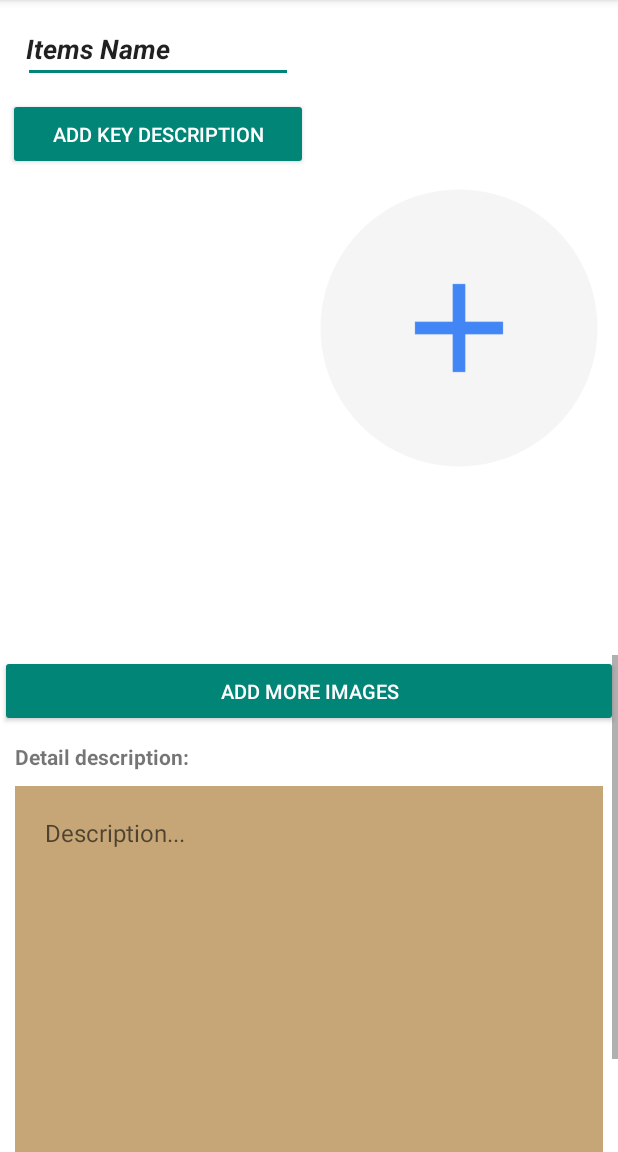
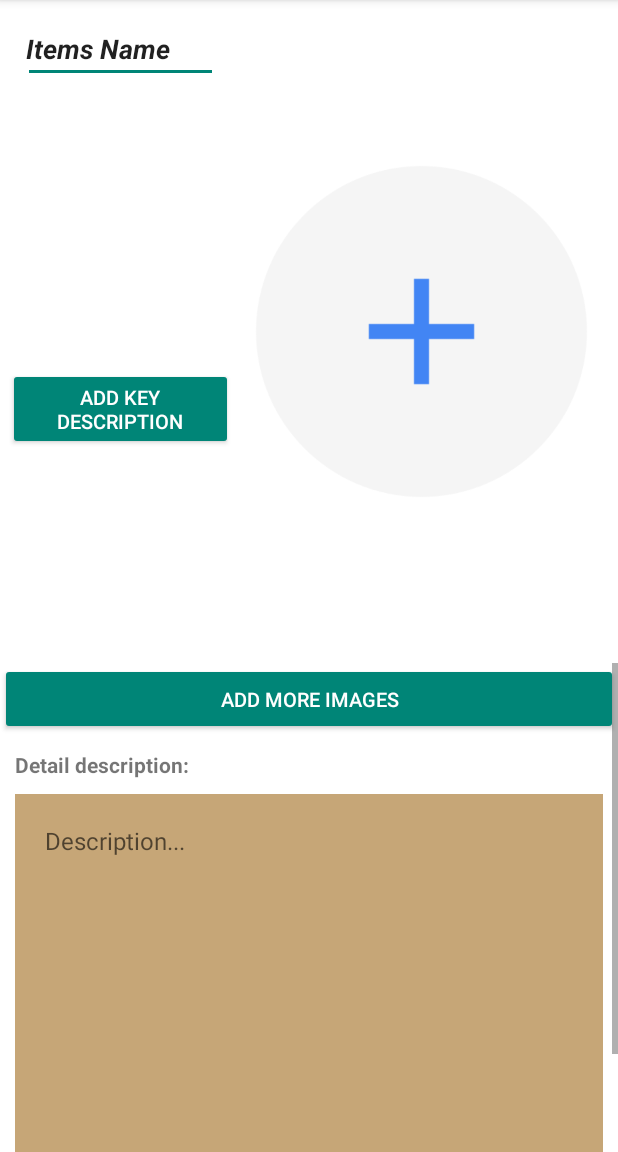
Before and after one commit to chewenkai/NFC-inventory, an Android app: the fragment ItemDetailFrag shown on its own in the app's theme, on a phone screen of 412 x 824 dp, the part 84-1236 px from its top. Run offline under Robolectric (Android 15) with nearby library versions, the phone set to English and light mode, and no system bars; our stand-ins replace Picasso; libraries missing offline, so code that uses them is left out: at.markushi.ui, com.nbsp.materialfilepicker, org.greenrobot.greendao; plain views replace CircleButton.

Commit message:
fix some bugs: # 40,41,42

```diff
--- a/app/src/main/java/com/kevin/rfidmanager/Activity/LoginActivity.java
+++ b/app/src/main/java/com/kevin/rfidmanager/Activity/LoginActivity.java
@@ -79,6 +79,7 @@ public class LoginActivity extends AppCompatActivity {
                 // The button is clicked.
                 if (IS_DEBUGING) {
                     startActivity(new Intent(LoginActivity.this, MainActivity.class));
+                    finish();
                 }
                 mUserNameStr = mPersonEdit.getText().toString();
                 if (StringUtil.isEmpty(mUserNameStr)) {
@@ -100,6 +101,7 @@ public class LoginActivity extends AppCompatActivity {
                     if (mPwdStr.equals(user.getPassWord())){
                         ((MyApplication) getApplication()).setUserName(user.getUserName());
                         startActivity(new Intent(LoginActivity.this, MainActivity.class));
+                        finish();
                     }else{
                         Snackbar.make(v, R.string.login_fail, Snackbar.LENGTH_LONG).show();
                     }
--- a/app/src/main/java/com/kevin/rfidmanager/Activity/MainActivity.java
+++ b/app/src/main/java/com/kevin/rfidmanager/Activity/MainActivity.java
@@ -60,7 +60,8 @@ public class MainActivity extends AppCompatActivity {
                     case 1:
                         if (((MyApplication) MainActivity.this.getApplication()).getCurrentItemID()
                                 == ConstantManager.DEFAULT_RFID){
-                            Toast.makeText(getApplicationContext(), "Please select item first.", Toast.LENGTH_LONG).show();
+                            Toast.makeText(getApplicationContext(), R.string.no_select_item, Toast.LENGTH_LONG).show();
+                            viewPager.setCurrentItem(ConstantManager.HOME, false);
                         }else {
                             adapter.tab2.refreshUI();
                             viewPager.setCurrentItem(ConstantManager.DETAIL, false);
@@ -69,7 +70,8 @@ public class MainActivity extends AppCompatActivity {
                     case 2:
                         if (((MyApplication) MainActivity.this.getApplication()).getCurrentItemID()
                                 == ConstantManager.DEFAULT_RFID){
-                            Toast.makeText(getApplicationContext(), "Please select item first.", Toast.LENGTH_LONG).show();
+                            Toast.makeText(getApplicationContext(), R.string.no_select_item, Toast.LENGTH_LONG).show();
+                            viewPager.setCurrentItem(ConstantManager.HOME, false);
                         }else {
                             adapter.tab3.refreshUI();
                             viewPager.setCurrentItem(ConstantManager.EDIT, false);
--- a/app/src/main/java/com/kevin/rfidmanager/Adapter/ItemListAdaper.java
+++ b/app/src/main/java/com/kevin/rfidmanager/Adapter/ItemListAdaper.java
@@ -2,9 +2,11 @@ package com.kevin.rfidmanager.Adapter;
 
 import android.Manifest;
 import android.app.Activity;
+import android.app.Fragment;
 import android.content.Context;
 import android.content.DialogInterface;
 import android.content.pm.PackageManager;
+import android.support.v4.app.FragmentTransaction;
 import android.support.v4.content.ContextCompat;
 import android.support.v7.app.AlertDialog;
 import android.support.v7.widget.RecyclerView;
@@ -16,6 +18,7 @@ import android.widget.TextView;
 import android.widget.Toast;
 
 import com.kevin.rfidmanager.Activity.MainActivity;
+import com.kevin.rfidmanager.Fragments.ItemDetailFrag;
 import com.kevin.rfidmanager.MyApplication;
 import com.kevin.rfidmanager.R;
 import com.kevin.rfidmanager.Utils.ConstantManager;
--- a/app/src/main/java/com/kevin/rfidmanager/Fragments/ItemDetailFrag.java
+++ b/app/src/main/java/com/kevin/rfidmanager/Fragments/ItemDetailFrag.java
@@ -72,7 +72,7 @@ public class ItemDetailFrag extends android.support.v4.app.Fragment {
 
     private CircleButton saveButton;
 
-    private View view;
+    public View view;
 
     private boolean hideEditButtons = true;
 
@@ -112,8 +112,7 @@ public class ItemDetailFrag extends android.support.v4.app.Fragment {
         if (mainImagePath != null){
             if (ContextCompat.checkSelfPermission(getActivity(), Manifest.permission.READ_EXTERNAL_STORAGE)
                     == PackageManager.PERMISSION_GRANTED) {
-                Picasso.with(getActivity()).load(new File(mainImagePath)).resize(
-                        ScreenUtil.dpToPx(getActivity(),ConstantManager.MAIN_IMAGE_WIDTH_DP),0).into(mainImage);
+                Picasso.with(getActivity()).load(new File(mainImagePath)).into(mainImage);
                 mainImage.setOnClickListener(new View.OnClickListener() {
                     @Override
                     public void onClick(View v) {
@@ -177,8 +176,9 @@ public class ItemDetailFrag extends android.support.v4.app.Fragment {
     }
 
     public void refreshUI(){
-        if (getActivity() == null)
+        if (getActivity() == null){
             return;
+        }
 
         if (((MyApplication) getActivity().getApplication()).getCurrentItemID() ==
                 ConstantManager.DEFAULT_RFID)
@@ -217,4 +217,5 @@ public class ItemDetailFrag extends android.support.v4.app.Fragment {
         });
         gallaryAdaper.updateUI();
     }
+
 }
--- a/app/src/main/java/com/kevin/rfidmanager/Fragments/ItemsEditFrag.java
+++ b/app/src/main/java/com/kevin/rfidmanager/Fragments/ItemsEditFrag.java
@@ -73,7 +73,7 @@ public class ItemsEditFrag extends android.support.v4.app.Fragment {
 
     private CircleButton saveButton;
     private ImagePicker imageGalleryPicker = null;
-    private View view;
+    public View view;
 
     private boolean hideButtons = false;
 
--- a/app/src/main/res/layout/item_adapter_layout.xml
+++ b/app/src/main/res/layout/item_adapter_layout.xml
@@ -16,6 +16,7 @@
             android:layout_height="wrap_content"
             android:scaleType="centerInside"
             android:layout_gravity="center"
+            android:layout_weight="1"
             android:src="@drawable/add_image"/>
 
         <TextView
--- a/app/src/main/res/layout/item_add_layout.xml
+++ b/app/src/main/res/layout/item_add_layout.xml
@@ -31,8 +31,9 @@
 
                 <LinearLayout
                     android:id="@+id/layout_linear_item_name_des"
-                    android:layout_width="200dp"
+                    android:layout_width="150dp"
                     android:layout_height="wrap_content"
+                    android:minHeight="300dp"
                     android:orientation="vertical">
 
                     <EditText
@@ -60,6 +61,7 @@
                         android:paddingRight="2dp"
                         android:text="@string/items_name"
                         android:textStyle="italic|bold"
+                        android:textAppearance="@style/TextAppearance.AppCompat.Title"
                         android:visibility="gone" />
 
                     <ListView
@@ -87,6 +89,7 @@
                 <ImageView
                     android:id="@+id/iamgeview_main_image"
                     android:layout_width="wrap_content"
+                    android:minWidth="300dp"
                     android:layout_height="wrap_content"
                     android:layout_alignParentRight="true"
                     android:layout_alignParentEnd="true"
@@ -94,6 +97,7 @@
                     android:layout_toEndOf="@+id/layout_linear_item_name_des"
                     android:layout_gravity="center_vertical"
                     android:scaleType="centerInside"
+                    android:layout_margin="5dp"
                     android:src="@drawable/add_image" />
 
             </RelativeLayout>
--- a/app/src/main/res/values/strings.xml
+++ b/app/src/main/res/values/strings.xml
@@ -72,6 +72,8 @@
     <string name="default_username">Default User</string>
     <string name="username_exist">The username is exist.</string>
     <string name="user_not_exist">User name not exist.</string>
+    <string name="illegal_user">Illegal user, please sign up again.</string>
+    <string name="no_select_item">No item be selected.</string>
 
     <!--Others-->
 
```
Also changed, not shown: app/src/main/java/com/kevin/rfidmanager/Adapter/PagerAdapter.java (+16 -4 lines), app/src/main/java/com/kevin/rfidmanager/Fragments/SettingFrag.java (+25 -3 lines).
